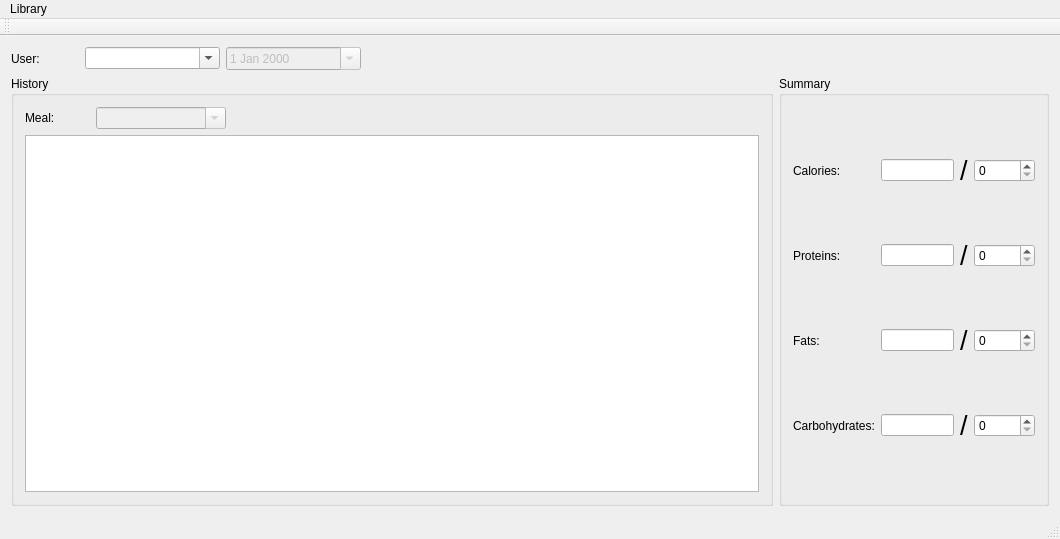
This is mainwindow.ui in quantum-pie/cbgu as Qt 5 draws it before an edit. The edited form follows.
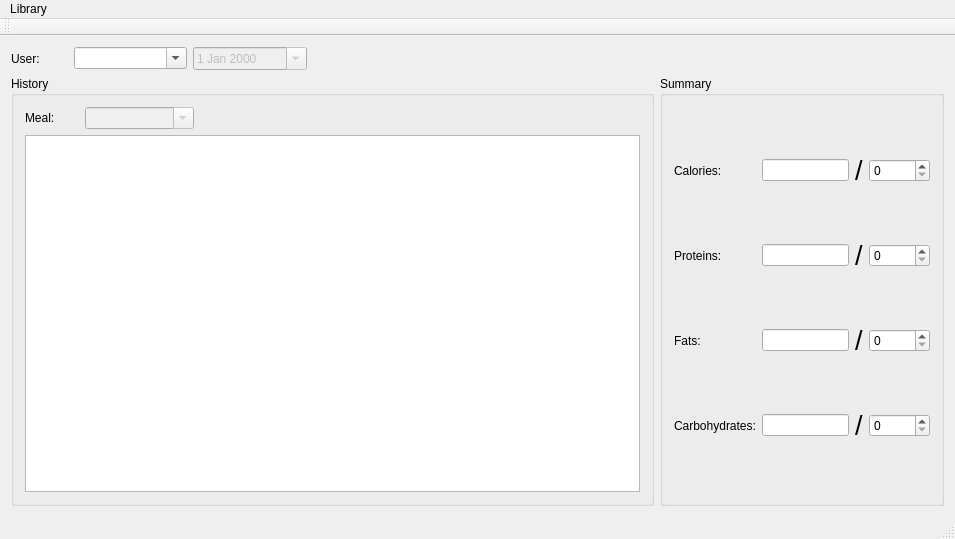
This is the edited form.

Commit message: On mainwindow implementation

What changed in the file:
```diff
--- a/mainwindow.ui
+++ b/mainwindow.ui
@@ -6,7 +6,7 @@
    <rect>
     <x>0</x>
     <y>0</y>
-    <width>1060</width>
+    <width>955</width>
     <height>539</height>
    </rect>
   </property>
@@ -14,7 +14,7 @@
    <string>MainWindow</string>
   </property>
   <widget class="QWidget" name="centralWidget">
-   <layout class="QGridLayout" name="gridLayout_3" columnstretch="1,2,2,6,4">
+   <layout class="QGridLayout" name="gridLayout_3" columnstretch="1,2,2,6,5">
     <item row="0" column="1">
      <widget class="QComboBox" name="comboBox_user">
       <property name="editable">
@@ -216,7 +216,7 @@
     <rect>
      <x>0</x>
      <y>0</y>
-     <width>1060</width>
+     <width>955</width>
      <height>20</height>
     </rect>
    </property>
```
The commit also changes 1 other file.
